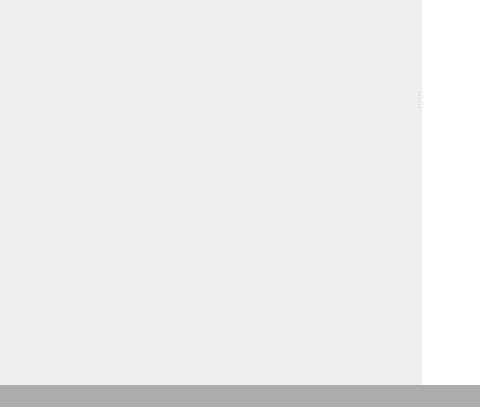
Old version of the form src/designer/DesignerMainWnd.ui in the repository igemsoftware/USTC-Software_2011; both pictures show x 437 to 917 and y 238 to 645 of the 917 by 645 pixel window.
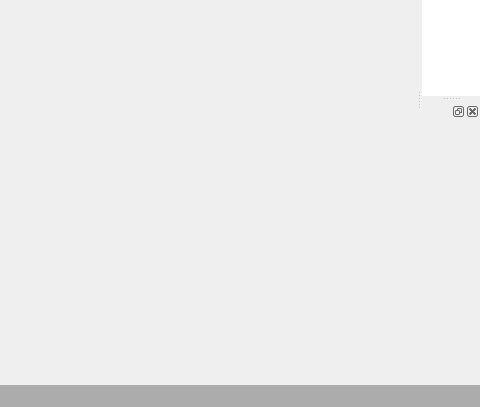
New version of the form. Icons and pictures are not drawn. Custom widgets are drawn as their Qt base class.

```diff
--- a/src/designer/DesignerMainWnd.ui
+++ b/src/designer/DesignerMainWnd.ui
@@ -155,6 +155,12 @@
     </layout>
    </widget>
   </widget>
+  <widget class="QDockWidget" name="dockWidget">
+   <attribute name="dockWidgetArea">
+    <number>2</number>
+   </attribute>
+   <widget class="QWidget" name="dockWidgetContents"/>
+  </widget>
   <action name="actionFileExit">
    <property name="text">
     <string>E&amp;xit</string>
```
